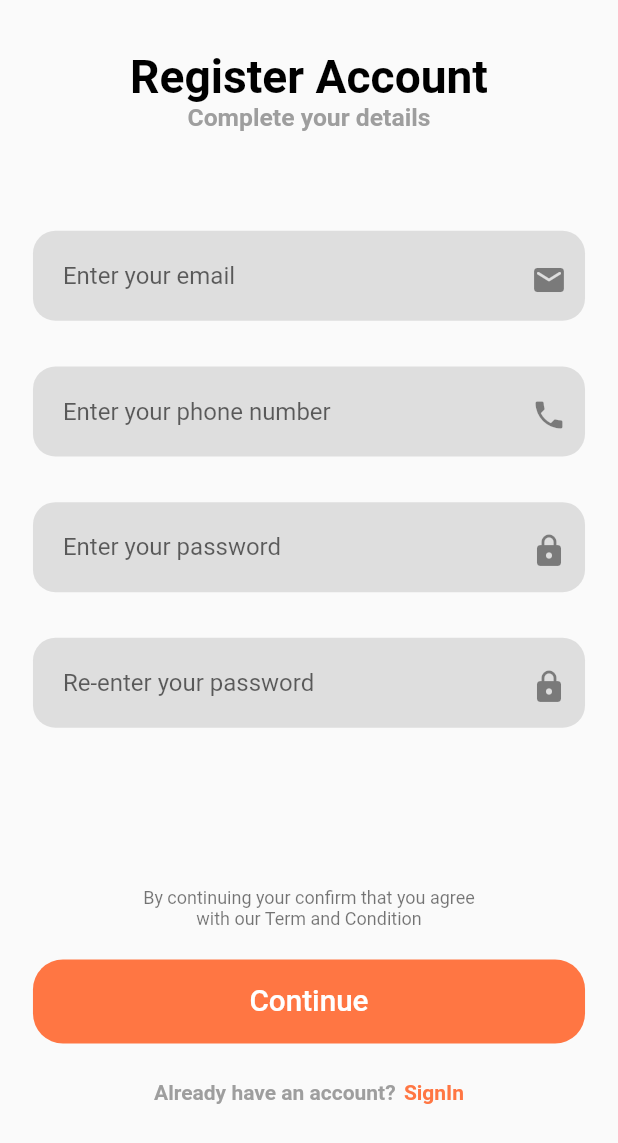
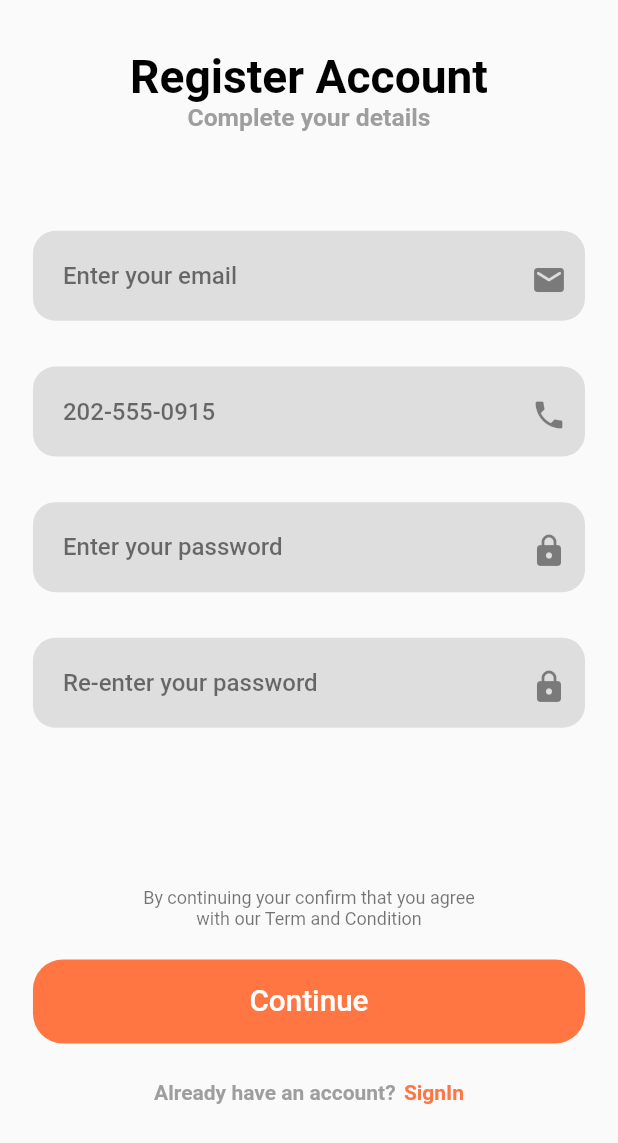
Before and after one commit to Arjun544/auth_ui, a Flutter app: the screen it shows after launch, after a tap on "SignUp", on a phone screen of 412 x 824 dp. Shown: the top 1143 px of the screen. Run offline on Flutter 3.47's test engine with Material 2 defaults, Android fonts, the phone set to English and light mode, and no system bars.

Commit message:
first commit

```diff
--- a/lib/screens/signIn_screen.dart
+++ b/lib/screens/signIn_screen.dart
@@ -52,7 +52,7 @@ class _SignInScreenState extends State<SignInScreen> {
                 ),
                 SizedBox(height: getProportionateScreenHeight(20)),
                 Text(
-                  "Sign in with your email and password  \nor continue with social media",
+                  "Sign in with your number",
                   style: TextStyle(
                     color: Colors.grey,
                     fontSize: getProportionateScreenWidth(15),
@@ -118,7 +118,7 @@ class _SignInScreenState extends State<SignInScreen> {
       alignment: Alignment.center,
       padding: const EdgeInsets.only(left: 20, top: 5),
       decoration: BoxDecoration(
-        color: Colors.grey.withOpacity(0.3),
+        color: Colors.grey.withOpacity(0.2),
         borderRadius: BorderRadius.circular(15),
       ),
       child: TextField(
@@ -127,9 +127,9 @@ class _SignInScreenState extends State<SignInScreen> {
         style: TextStyle(color: Colors.black, fontWeight: FontWeight.w500),
         decoration: InputDecoration(
           border: InputBorder.none,
-          hintText: "Enter your phone number",
+          hintText: "202-555-0915",
           hintStyle:
-              TextStyle(color: Colors.black, fontWeight: FontWeight.w500),
+              TextStyle(color: Colors.black54, fontWeight: FontWeight.w500),
           // If  you are using latest version of flutter then lable text and hint text shown like this
           // if you r using flutter less then 1.20.* then maybe this is not working properly
           floatingLabelBehavior: FloatingLabelBehavior.always,
--- a/lib/screens/signUp_screen.dart
+++ b/lib/screens/signUp_screen.dart
@@ -140,9 +140,9 @@ class _SignUpScreenState extends State<SignUpScreen> {
         onChanged: (value) {},
         decoration: InputDecoration(
           border: InputBorder.none,
-          hintText: "Enter your phone number",
-          // If  you are using latest version of flutter then lable text and hint text shown like this
-          // if you r using flutter less then 1.20.* then maybe this is not working properly
+          hintText: "202-555-0915",
+          hintStyle:
+              TextStyle(color: Colors.black54, fontWeight: FontWeight.w500),
           floatingLabelBehavior: FloatingLabelBehavior.always,
           suffixIcon: Icon(Icons.phone),
         ),
@@ -169,8 +169,8 @@ class _SignUpScreenState extends State<SignUpScreen> {
         decoration: InputDecoration(
           border: InputBorder.none,
           hintText: "Re-enter your password",
-          // If  you are using latest version of flutter then lable text and hint text shown like this
-          // if you r using flutter less then 1.20.* then maybe this is not working properly
+          hintStyle:
+              TextStyle(color: Colors.black54, fontWeight: FontWeight.w500),
           floatingLabelBehavior: FloatingLabelBehavior.always,
           suffixIcon: Icon(Icons.lock_rounded),
         ),
@@ -193,8 +193,8 @@ class _SignUpScreenState extends State<SignUpScreen> {
         decoration: InputDecoration(
           border: InputBorder.none,
           hintText: "Enter your password",
-          // If  you are using latest version of flutter then lable text and hint text shown like this
-          // if you r using flutter less then 1.20.* then maybe this is not working properly
+          hintStyle:
+              TextStyle(color: Colors.black54, fontWeight: FontWeight.w500),
           floatingLabelBehavior: FloatingLabelBehavior.always,
           suffixIcon: Icon(Icons.lock_rounded),
         ),
@@ -213,19 +213,12 @@ class _SignUpScreenState extends State<SignUpScreen> {
       ),
       child: TextField(
         keyboardType: TextInputType.emailAddress,
-        onChanged: (value) {
-          if (value.isNotEmpty) {
-            removeError(error: kEmailNullError);
-          } else if (emailValidatorRegExp.hasMatch(value)) {
-            removeError(error: kInvalidEmailError);
-          }
-          return null;
-        },
+        onChanged: (value) {},
         decoration: InputDecoration(
           border: InputBorder.none,
           hintText: "Enter your email",
-          // If  you are using latest version of flutter then lable text and hint text shown like this
-          // if you r using flutter less then 1.20.* then maybe this is not working properly
+          hintStyle:
+              TextStyle(color: Colors.black54, fontWeight: FontWeight.w500),
           floatingLabelBehavior: FloatingLabelBehavior.always,
           suffixIcon: Icon(Icons.email_rounded),
         ),
```
